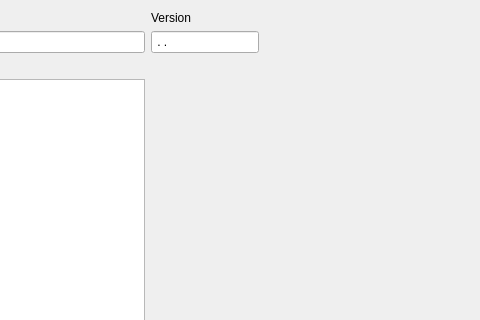
Qt form src/configmanager/ui/nodewidgets/ui_projectinfo.ui (roam-qgis/Roam) before a commit; both pictures show x 184 to 664 and y 0 to 320 of the 664 by 492 pixel window.
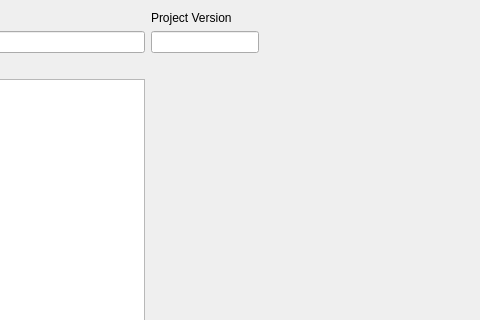
The same form after that commit.

Commit message: Auto increment version on save and publish

The edit to the form file:
```diff
--- a/src/configmanager/ui/nodewidgets/ui_projectinfo.ui
+++ b/src/configmanager/ui/nodewidgets/ui_projectinfo.ui
@@ -39,7 +39,7 @@
      <item row="0" column="1">
       <widget class="QLabel" name="label_9">
        <property name="text">
-        <string>Version</string>
+        <string>Project Version</string>
        </property>
       </widget>
      </item>
@@ -84,7 +84,10 @@
         </sizepolicy>
        </property>
        <property name="inputMask">
-        <string>0.0.0; </string>
+        <string/>
+       </property>
+       <property name="readOnly">
+        <bool>true</bool>
        </property>
       </widget>
      </item>
```
The commit also changes 6 other files.
